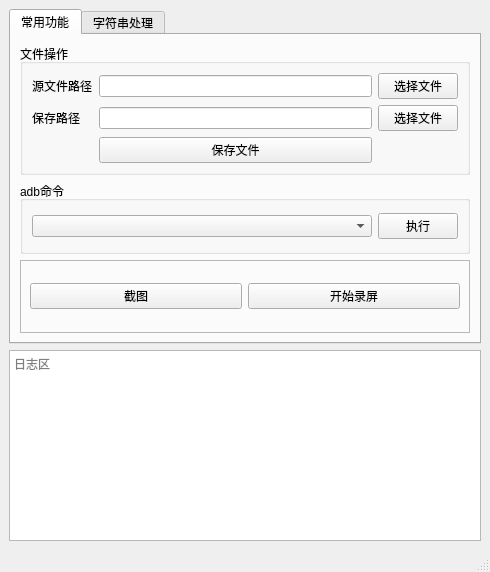
Old version of the form mainwindow.ui in the repository qianmang2/AndroidAssist.
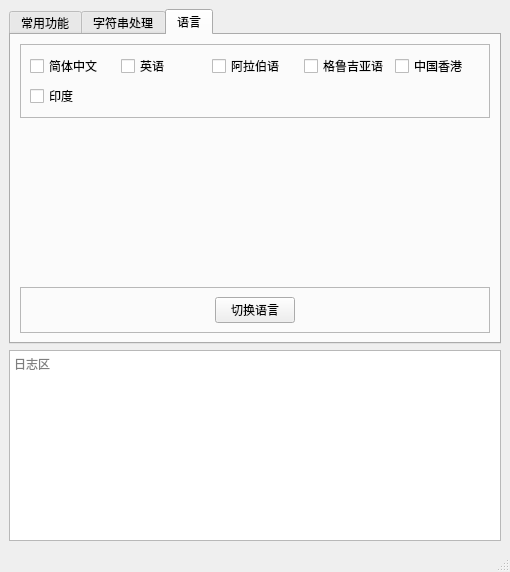
New version of the form.

Commit message: 切换系统语言

```diff
--- a/mainwindow.ui
+++ b/mainwindow.ui
@@ -6,7 +6,7 @@
    <rect>
     <x>0</x>
     <y>0</y>
-    <width>490</width>
+    <width>510</width>
     <height>572</height>
    </rect>
   </property>
@@ -18,7 +18,7 @@
     <item>
      <widget class="QTabWidget" name="tabWidget">
       <property name="currentIndex">
-       <number>0</number>
+       <number>2</number>
       </property>
       <widget class="QWidget" name="tab">
        <attribute name="title">
@@ -220,6 +220,167 @@
         </property>
        </widget>
       </widget>
+      <widget class="QWidget" name="tab_3">
+       <attribute name="title">
+        <string>语言</string>
+       </attribute>
+       <layout class="QVBoxLayout" name="verticalLayout_2">
+        <item>
+         <widget class="QFrame" name="frame_layout">
+          <property name="frameShape">
+           <enum>QFrame::StyledPanel</enum>
+          </property>
+          <property name="frameShadow">
+           <enum>QFrame::Raised</enum>
+          </property>
+          <layout class="QGridLayout" name="gridLayout_6">
+           <item row="0" column="0">
+            <widget class="QCheckBox" name="checkBox">
+             <property name="accessibleName">
+              <string>zh</string>
+             </property>
+             <property name="accessibleDescription">
+              <string>CN</string>
+             </property>
+             <property name="text">
+              <string>简体中文</string>
+             </property>
+            </widget>
+           </item>
+           <item row="0" column="2">
+            <widget class="QCheckBox" name="checkBox_3">
+             <property name="accessibleName">
+              <string>ar</string>
+             </property>
+             <property name="accessibleDescription">
+              <string>SA</string>
+             </property>
+             <property name="text">
+              <string>阿拉伯语</string>
+             </property>
+            </widget>
+           </item>
+           <item row="0" column="4">
+            <widget class="QCheckBox" name="checkBox_5">
+             <property name="accessibleName">
+              <string>zh</string>
+             </property>
+             <property name="accessibleDescription">
+              <string>HK</string>
+             </property>
+             <property name="text">
+              <string>中国香港</string>
+             </property>
+            </widget>
+           </item>
+           <item row="0" column="3">
+            <widget class="QCheckBox" name="checkBox_4">
+             <property name="accessibleName">
+              <string>ka</string>
+             </property>
+             <property name="accessibleDescription">
+              <string>GE</string>
+             </property>
+             <property name="text">
+              <string>格鲁吉亚语</string>
+             </property>
+            </widget>
+           </item>
+           <item row="0" column="1">
+            <widget class="QCheckBox" name="checkBox_2">
+             <property name="accessibleName">
+              <string>en</string>
+             </property>
+             <property name="accessibleDescription">
+              <string>US</string>
+             </property>
+             <property name="text">
+              <string>英语</string>
+             </property>
+            </widget>
+           </item>
+           <item row="1" column="0">
+            <widget class="QCheckBox" name="checkBox_6">
+             <property name="accessibleName">
+              <string>te</string>
+             </property>
+             <property name="accessibleDescription">
+              <string>IN</string>
+             </property>
+             <property name="text">
+              <string>印度</string>
+             </property>
+            </widget>
+           </item>
+          </layout>
+         </widget>
+        </item>
+        <item>
+         <spacer name="verticalSpacer">
+          <property name="orientation">
+           <enum>Qt::Vertical</enum>
+          </property>
+          <property name="sizeHint" stdset="0">
+           <size>
+            <width>20</width>
+            <height>131</height>
+           </size>
+          </property>
+         </spacer>
+        </item>
+        <item>
+         <widget class="QFrame" name="frame_2">
+          <property name="sizePolicy">
+           <sizepolicy hsizetype="Expanding" vsizetype="Minimum">
+            <horstretch>0</horstretch>
+            <verstretch>0</verstretch>
+           </sizepolicy>
+          </property>
+          <property name="frameShape">
+           <enum>QFrame::StyledPanel</enum>
+          </property>
+          <property name="frameShadow">
+           <enum>QFrame::Raised</enum>
+          </property>
+          <layout class="QHBoxLayout" name="horizontalLayout">
+           <item>
+            <spacer name="horizontalSpacer">
+             <property name="orientation">
+              <enum>Qt::Horizontal</enum>
+             </property>
+             <property name="sizeHint" stdset="0">
+              <size>
+               <width>40</width>
+               <height>20</height>
+              </size>
+             </property>
+            </spacer>
+           </item>
+           <item>
+            <widget class="QPushButton" name="pb_change_lang">
+             <property name="text">
+              <string>切换语言</string>
+             </property>
+            </widget>
+           </item>
+           <item>
+            <spacer name="horizontalSpacer_2">
+             <property name="orientation">
+              <enum>Qt::Horizontal</enum>
+             </property>
+             <property name="sizeHint" stdset="0">
+              <size>
+               <width>40</width>
+               <height>20</height>
+              </size>
+             </property>
+            </spacer>
+           </item>
+          </layout>
+         </widget>
+        </item>
+       </layout>
+      </widget>
      </widget>
     </item>
     <item>
```
Left out of the diff: 2 changed lines with no effect on the pictures. The commit also changes 5 other files.
